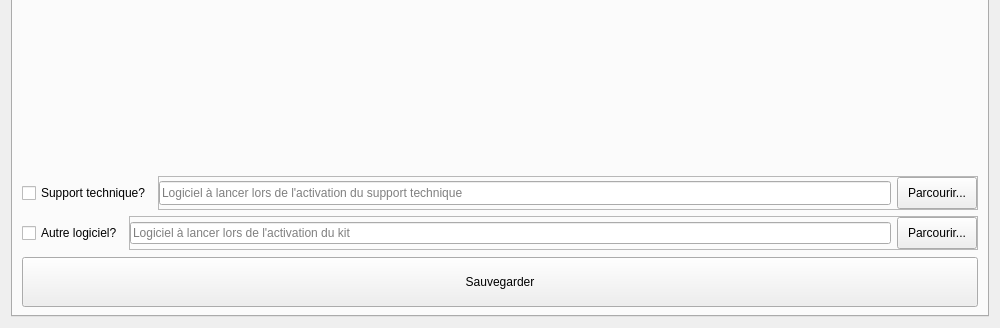
This is client/src/kit/KitConfigDialog.ui in introlab/openteraplus as Qt 5 draws it before an edit; both pictures show x 0 to 1000 and y 207 to 535 of the 1000 by 535 pixel window. The edited form follows.
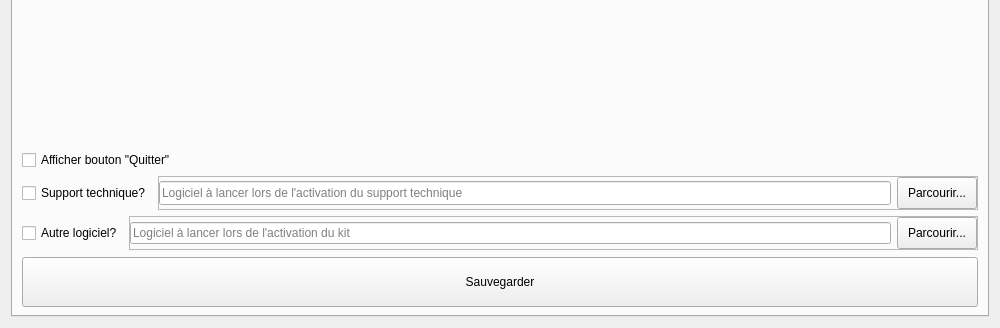
This is the edited form. Icons and pictures are not drawn. Custom widgets are drawn as their Qt base class.

Commit message: Fixed music sharing popping screen select dialog Added option to add "Quit" button in kit mode

```diff
--- a/client/src/kit/KitConfigDialog.ui
+++ b/client/src/kit/KitConfigDialog.ui
@@ -454,6 +454,13 @@
          </property>
         </widget>
        </item>
+       <item>
+        <widget class="QCheckBox" name="chkShowQuit">
+         <property name="text">
+          <string>Afficher bouton &quot;Quitter&quot;</string>
+         </property>
+        </widget>
+       </item>
        <item>
         <layout class="QHBoxLayout" name="horizontalLayout_3">
          <item>
```
Left out of the diff: 22 changed lines with no effect on the pictures. The commit also changes 15 other files.
